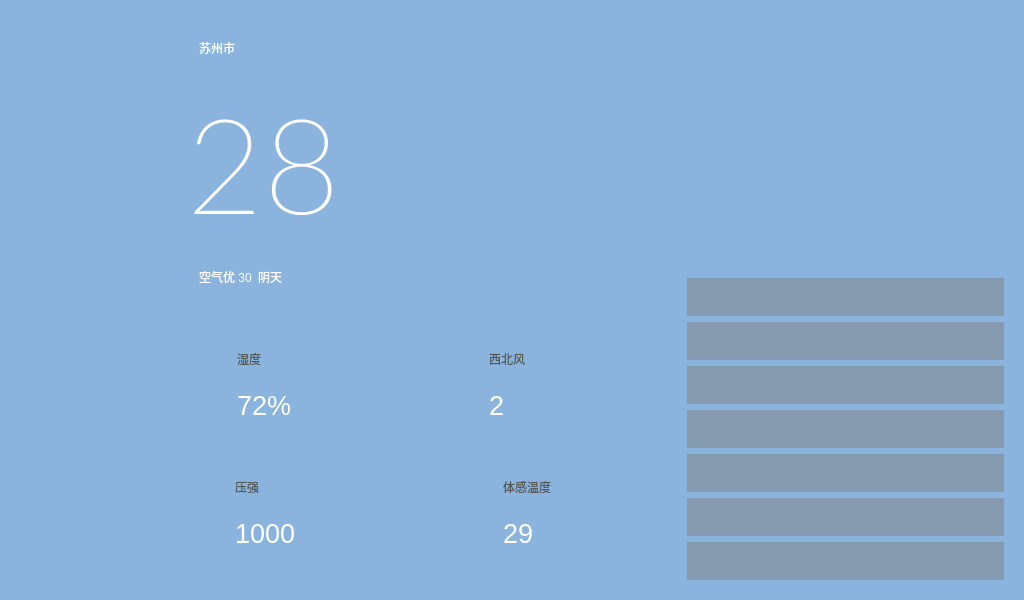
The window that ui/weather.ui (WeloDi/CenterControl-of-Car) describes before a commit, drawn with Qt 5.
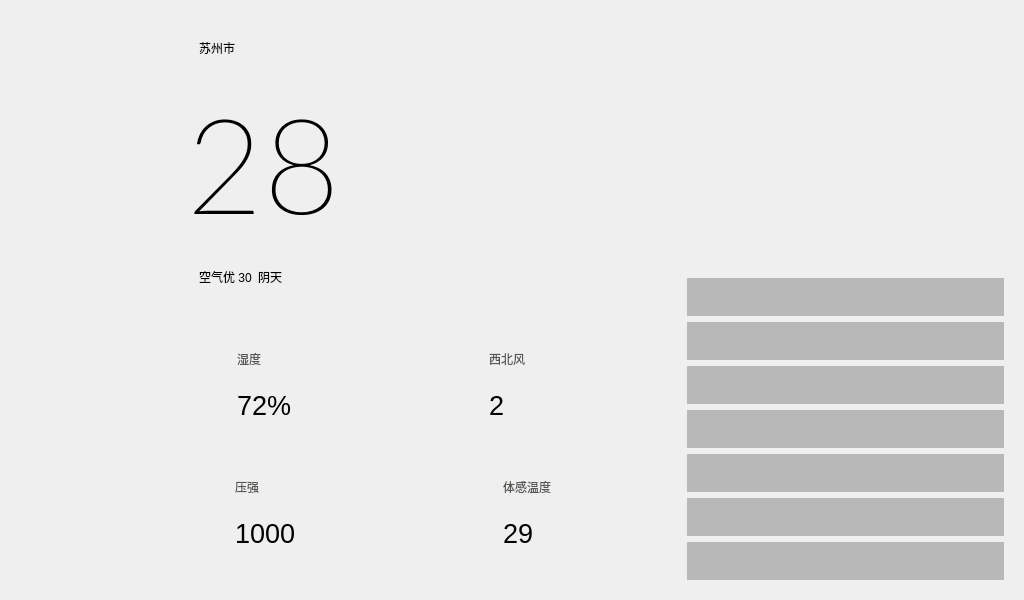
The same window after the commit. Icons and pictures are not drawn.

The edit to the form file:
```diff
--- a/ui/weather.ui
+++ b/ui/weather.ui
@@ -14,8 +14,7 @@
    <string>Form</string>
   </property>
   <property name="styleSheet">
-   <string notr="true">background-color: rgba(138, 180, 221, 1);
-color: rgb(255, 255, 255);</string>
+   <string notr="true"/>
   </property>
   <layout class="QHBoxLayout" name="horizontalLayout">
    <item>
@@ -34,7 +33,7 @@
    <item>
     <widget class="QWidget" name="leftwidget" native="true">
      <property name="styleSheet">
-      <string notr="true">background-color: rgba(138, 180, 221, 1)</string>
+      <string notr="true">background:transparent;</string>
      </property>
      <layout class="QVBoxLayout" name="verticalLayout">
       <item>
@@ -581,7 +580,7 @@
    <item>
     <widget class="QWidget" name="rightwidget" native="true">
      <property name="styleSheet">
-      <string notr="true">background-color: rgba(138, 180, 221, 1)</string>
+      <string notr="true">background:transparent;</string>
      </property>
      <layout class="QVBoxLayout" name="verticalLayout_3">
       <item>
```
